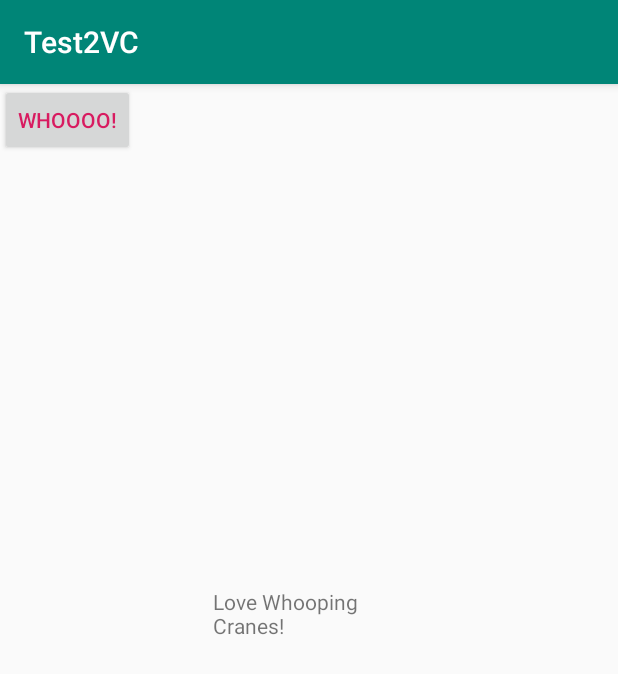
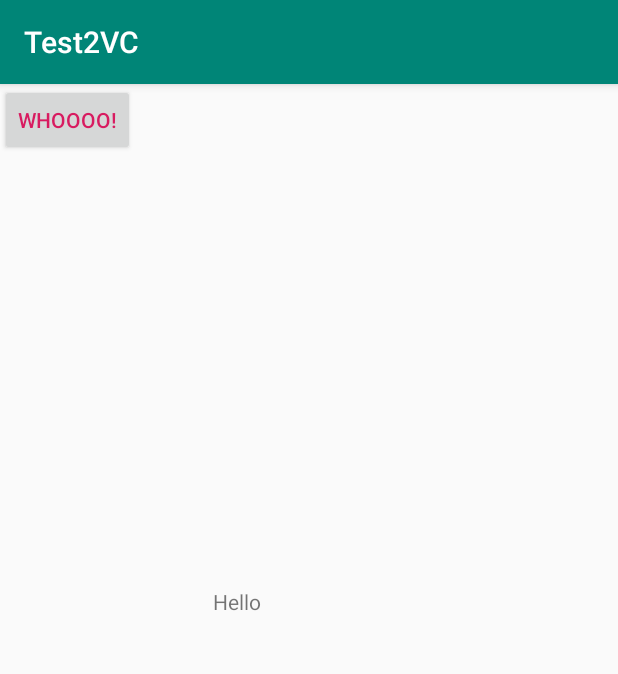
Before and after one commit to RHSoftwareDev/TestVC2, an Android app: the screen it shows after launch (MainActivity), on a phone screen of 412 x 824 dp. Shown: the top 674 px of the screen. Run offline under Robolectric (Android 15) with nearby library versions, the phone set to English and light mode, and no system bars.

Commit message:
Reset the message to Hello

```diff
--- a/app/src/main/res/layout/activity_main.xml
+++ b/app/src/main/res/layout/activity_main.xml
@@ -9,7 +9,7 @@
     <TextView
         android:layout_width="128dp"
         android:layout_height="97dp"
-        android:text="Love Whooping Cranes!"
+        android:text="Hello"
         app:layout_constraintBottom_toBottomOf="parent"
         app:layout_constraintLeft_toLeftOf="parent"
         app:layout_constraintRight_toRightOf="parent"
```
